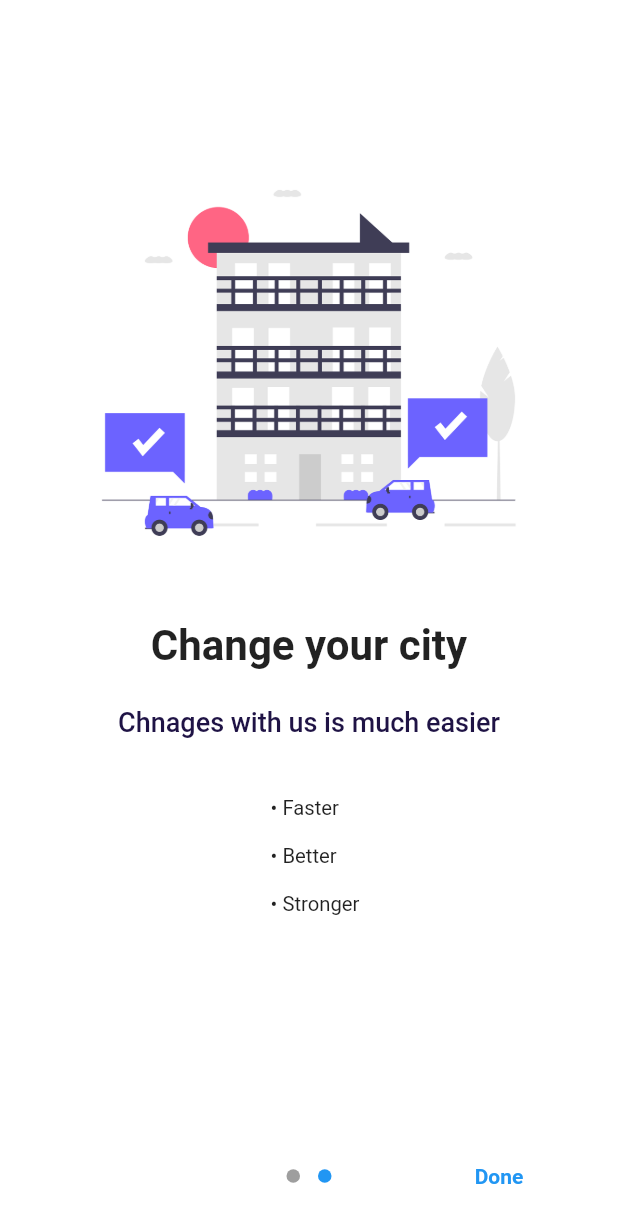
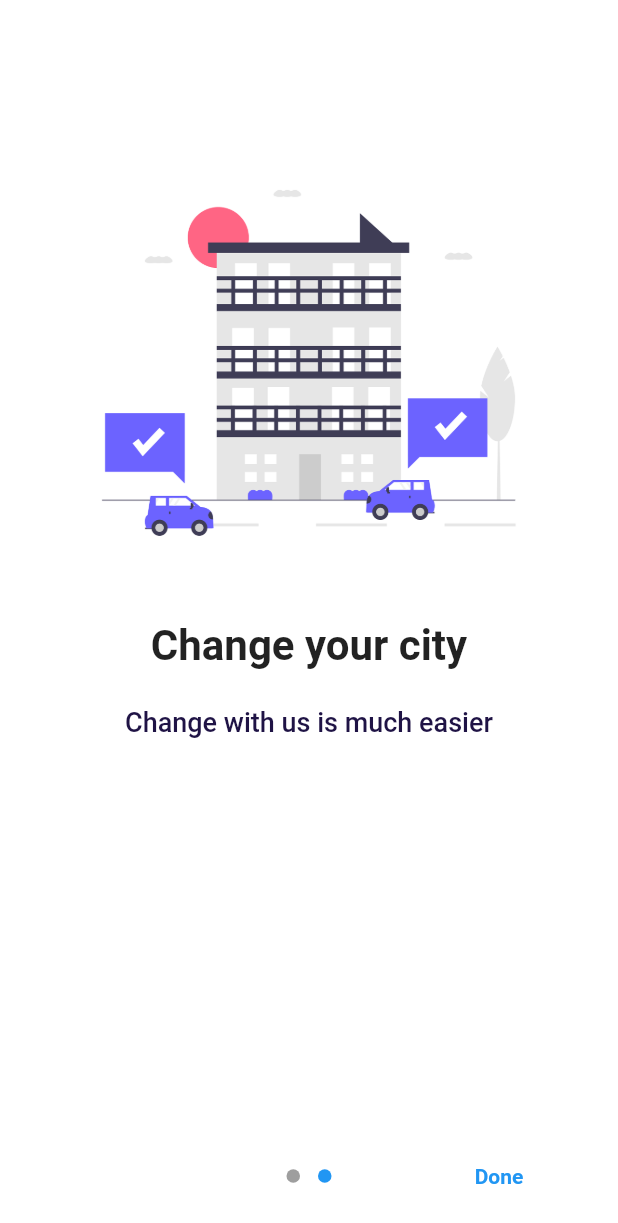
Before and after one commit to kamiabay/hackdavis2020, a Flutter app: the screen it shows after launch, swiped to page 2, on a phone screen of 412 x 824 dp. Shown: the top 1223 px of the screen. Run offline on Flutter 3.47's test engine with Material 2 defaults, Android fonts, the phone set to English and light mode, and no system bars; drawn by our look-alikes of introduction_screen; our stand-ins replace cloud_firestore, firebase_auth, font_awesome_flutter, geolocator, google_maps_flutter, shared_preferences; accounts and stored records are empty.

Commit message:
UI/Log in fixed

```diff
--- a/lib/pages/onBoarding.dart
+++ b/lib/pages/onBoarding.dart
@@ -43,29 +43,29 @@ class _OnboardingState extends State<Onboarding> {
         PageViewModel(
           title: "Your city is important",
           body: "Be a part of a bigger community that makes change easier",
-          image: _buildImage('landing'),
+          image: _buildImage('walking'),
           footer: Container(
             width: MediaQuery.of(context).size.width*0.85,
             color: Colors.transparent,
             child: Column(
               crossAxisAlignment: CrossAxisAlignment.start,
               children: <Widget>[
-                Padding(
-                  padding: const EdgeInsets.only(left:8.0,top:8,bottom: 8),
-                  child: Text("• Easy ",
-                    style: TextStyle(
-                      fontSize: 13.5,
-                    ),
-                  ),
-                ),
-                Padding(
-                  padding: const EdgeInsets.only(left:8.0,top:8,bottom: 8),
-                  child: Text("• Effective",
-                    style: TextStyle(
-                      fontSize: 13.5,
-                    ),
-                  ),
-                ),
+//                Padding(
+//                  padding: const EdgeInsets.only(left:8.0,top:8,bottom: 8),
+//                  child: Text("• Easy ",
+//                    style: TextStyle(
+//                      fontSize: 13.5,
+//                    ),
+//                  ),
+//                ),
+//                Padding(
+//                  padding: const EdgeInsets.only(left:8.0,top:8,bottom: 8),
+//                  child: Text("• Effective",
+//                    style: TextStyle(
+//                      fontSize: 13.5,
+//                    ),
+//                  ),
+//                ),
               ],
             ),
           ),
@@ -73,37 +73,37 @@ class _OnboardingState extends State<Onboarding> {
         ),
         PageViewModel(
           title: "Change your city",
-          body: "Chnages with us is much easier",
+          body: "Change with us is much easier",
           footer: Container(
             // width: 370,
             color: Colors.transparent,
             child: Column(
               crossAxisAlignment: CrossAxisAlignment.start,
               children: <Widget>[
-                Padding(
-                  padding: const EdgeInsets.only(left:8.0,top:8,bottom: 8),
-                  child: Text("• Faster",
-                    style: TextStyle(
-                      fontSize: 13.5,
-                    ),
-                  ),
-                ),
-                Padding(
-                  padding: const EdgeInsets.only(left:8.0,top:8,bottom: 8),
-                  child: Text("• Better",
-                    style: TextStyle(
-                      fontSize: 13.5,
-                    ),
-                  ),
-                ),
-                Padding(
-                  padding: const EdgeInsets.only(left:8.0,top:8),
-                  child: Text("• Stronger",
-                    style: TextStyle(
-                      fontSize: 13.5,
-                    ),
-                  ),
-                ),
+//                Padding(
+//                  padding: const EdgeInsets.only(left:8.0,top:8,bottom: 8),
+//                  child: Text("• Faster",
+//                    style: TextStyle(
+//                      fontSize: 13.5,
+//                    ),
+//                  ),
+//                ),
+//                Padding(
+//                  padding: const EdgeInsets.only(left:8.0,top:8,bottom: 8),
+//                  child: Text("• Better",
+//                    style: TextStyle(
+//                      fontSize: 13.5,
+//                    ),
+//                  ),
+//                ),
+//                Padding(
+//                  padding: const EdgeInsets.only(left:8.0,top:8),
+//                  child: Text("• Stronger",
+//                    style: TextStyle(
+//                      fontSize: 13.5,
+//                    ),
+//                  ),
+//                ),
               ],
             ),
           ),
--- a/lib/pages/screenPicker.dart
+++ b/lib/pages/screenPicker.dart
@@ -1,3 +1,4 @@
+import 'package:danger/pages/feed.dart';
 import 'package:flutter/cupertino.dart';
 import 'package:flutter/material.dart';
 import 'Bottom_NavBar.dart';
@@ -45,7 +46,7 @@ class _MainPagesState extends State<MainPages> {
         body: PageView(
           children: <Widget>[
             MainScreen(UID),
-
+            Feed(UID),
           ],
           controller: pageController,
           onPageChanged: onPageChanged(pageindex),
--- a/pubspec.yaml
+++ b/pubspec.yaml
@@ -34,6 +34,7 @@ dependencies:
   bubble_bottom_bar: ^1.2.0
   introduction_screen: ^1.0.7
 
+
 dev_dependencies:
   flutter_test:
     sdk: flutter
@@ -54,6 +55,8 @@ flutter:
   # To add assets to your application, add an assets section, like this:
   assets:
     - images/landing.png
+    - images/walking.png
+    - images/girl.png
 
 
   # An image asset can refer to one or more resolution-specific "variants", see
```
Also changed, not shown: lib/Sign_In_Up.dart (+9 -15 lines), lib/pages/feed.dart (added, +29 -0 lines), images/girl.png (added), images/walking.png (added).
